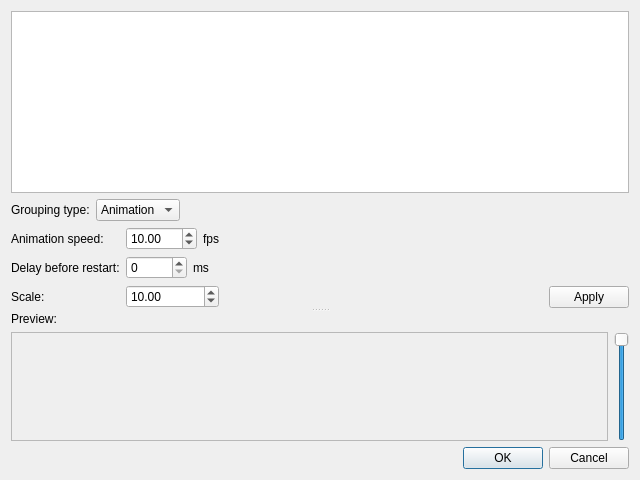
Old version of the form src/gui/desktop/ui/photos_grouping_dialog.ui in the repository Kicer86/photobroom.
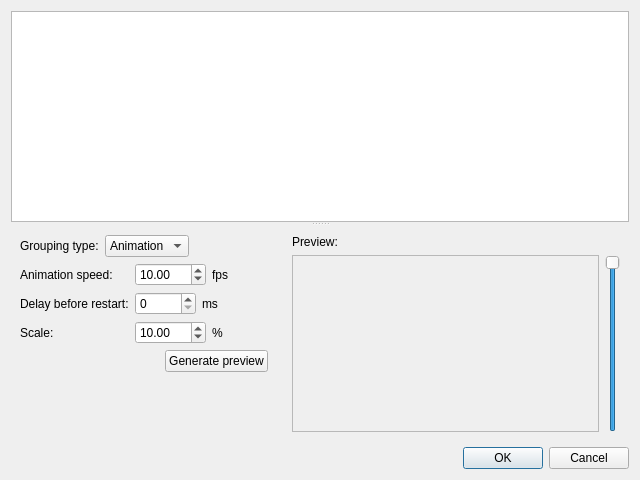
New version of the form.

Commit message: gui: reorganizing PhotosGroupingDialog for more efficient space usage

The edit to the form file:
```diff
--- a/src/gui/desktop/ui/photos_grouping_dialog.ui
+++ b/src/gui/desktop/ui/photos_grouping_dialog.ui
@@ -19,11 +19,18 @@
      <property name="orientation">
       <enum>Qt::Vertical</enum>
      </property>
-     <widget class="QWidget" name="sourcePart" native="true">
-      <layout class="QVBoxLayout" name="horizontalLayout" stretch="255,0,0">
+     <widget class="QTableView" name="photosList"/>
+     <widget class="QWidget" name="bottomContainer">
+      <layout class="QHBoxLayout" name="horizontalLayout_8" stretch="255,0">
        <item>
-        <widget class="QTableView" name="photosView"/>
-       </item>
+        <widget class="QWidget" name="optionsPart" native="true">
+         <property name="sizePolicy">
+          <sizepolicy hsizetype="Fixed" vsizetype="Preferred">
+           <horstretch>0</horstretch>
+           <verstretch>0</verstretch>
+          </sizepolicy>
+         </property>
+         <layout class="QVBoxLayout" name="horizontalLayout" stretch="0,0,0,255">
        <item>
         <layout class="QHBoxLayout" name="horizontalLayout_4">
          <item>
@@ -69,7 +76,7 @@
           <number>0</number>
          </property>
          <widget class="QWidget" name="animationOptions">
-          <layout class="QHBoxLayout" name="formLayout2" stretch="0,1,0">
+             <layout class="QHBoxLayout" name="formLayout2" stretch="0,1">
            <property name="leftMargin">
             <number>0</number>
            </property>
@@ -151,6 +158,8 @@
               </widget>
              </item>
              <item row="2" column="1">
+                 <layout class="QHBoxLayout" name="horizontalLayout_7">
+                  <item>
               <widget class="QDoubleSpinBox" name="scaleSpinBox">
                <property name="minimum">
                 <double>1.000000000000000</double>
@@ -163,6 +172,15 @@
                </property>
               </widget>
              </item>
+                  <item>
+                   <widget class="QLabel" name="percentLabel">
+                    <property name="text">
+                     <string notr="true">%</string>
+                    </property>
+                   </widget>
+                  </item>
+                 </layout>
+                </item>
             </layout>
            </item>
            <item>
@@ -178,10 +196,36 @@
              </property>
             </spacer>
            </item>
+             </layout>
+            </widget>
+           </widget>
+          </item>
            <item>
-            <layout class="QVBoxLayout" name="applyButonLayout">
+           <layout class="QHBoxLayout" name="horizontalLayout_5">
              <item>
-              <spacer name="verticalSpacer_2">
+             <spacer name="horizontalSpacer_3">
+              <property name="orientation">
+               <enum>Qt::Horizontal</enum>
+              </property>
+              <property name="sizeHint" stdset="0">
+               <size>
+                <width>40</width>
+                <height>20</height>
+               </size>
+              </property>
+             </spacer>
+            </item>
+            <item>
+             <widget class="QPushButton" name="applyButton">
+              <property name="text">
+               <string>Generate preview</string>
+              </property>
+             </widget>
+            </item>
+           </layout>
+          </item>
+          <item>
+           <spacer name="verticalSpacer">
                <property name="orientation">
                 <enum>Qt::Vertical</enum>
                </property>
@@ -193,22 +237,17 @@
                </property>
               </spacer>
              </item>
+         </layout>
+        </widget>
+       </item>
              <item>
-              <widget class="QPushButton" name="applyButton">
-               <property name="text">
-                <string>Apply</string>
-               </property>
-              </widget>
-             </item>
-            </layout>
-           </item>
-          </layout>
-         </widget>
-        </widget>
-       </item>
-      </layout>
-     </widget>
      <widget class="QWidget" name="previewPart" native="true">
+         <property name="sizePolicy">
+          <sizepolicy hsizetype="Expanding" vsizetype="Preferred">
+           <horstretch>0</horstretch>
+           <verstretch>0</verstretch>
+          </sizepolicy>
+         </property>
       <layout class="QVBoxLayout" name="verticalLayout_2">
        <item>
         <widget class="QLabel" name="peviewLabel">
@@ -252,6 +291,9 @@
           </widget>
          </item>
         </layout>
+          </item>
+         </layout>
+        </widget>
        </item>
       </layout>
      </widget>
```
Lines whose indentation alone changed are shown as unchanged. The commit also changes 2 other files.
